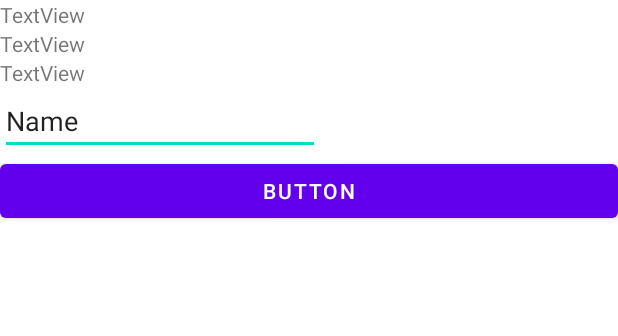
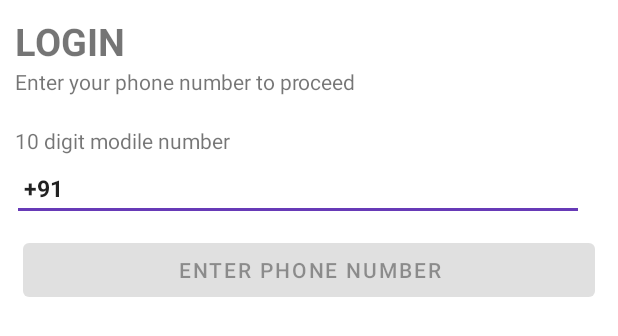
Before and after one commit to gsqures/swiggy, an Android app: the layout logindialog.xml on its own in the app's theme, with its tools: preview values and no code run, on a phone screen of 412 x 824 dp. Shown: the top 336 px of the screen. Run offline under Robolectric (Android 15) with nearby library versions, the phone set to English and light mode, and no system bars.

Commit message:
logindialog working fine

```diff
--- /dev/null
+++ b/app/src/main/res/drawable/enternumberborder.xml
@@ -0,0 +1,9 @@
+<?xml version="1.0" encoding="utf-8"?>
+<layer-list xmlns:android="http://schemas.android.com/apk/res/android">
+    <item android:gravity="bottom">
+        <shape>
+            <size android:height="2dp"/>
+            <solid android:color="#673AB7"/>
+        </shape>
+    </item>
+</layer-list>
--- a/app/src/main/res/layout/logindialog.xml
+++ b/app/src/main/res/layout/logindialog.xml
@@ -5,35 +5,69 @@
     android:orientation="vertical">
 
     <TextView
-        android:id="@+id/textView"
+        android:layout_width="wrap_content"
+        android:layout_height="wrap_content"
+        android:text="LOGIN"
+        android:layout_marginTop="10dp"
+        android:layout_marginLeft="10dp"
+        android:textSize="25dp"
+        android:textStyle="bold"/>
+
+    <TextView
         android:layout_width="match_parent"
         android:layout_height="wrap_content"
-        android:text="TextView" />
+        android:text="Enter your phone number to proceed"
+        android:layout_marginLeft="10dp"/>
 
     <TextView
-        android:id="@+id/textView2"
         android:layout_width="match_parent"
         android:layout_height="wrap_content"
-        android:text="TextView" />
+        android:layout_marginLeft="10dp"
+        android:text="10 digit modile number"
+        android:layout_marginTop="20dp"
+        android:layout_marginBottom="7dp"/>
 
-    <TextView
-        android:id="@+id/textView3"
+    <LinearLayout
         android:layout_width="match_parent"
         android:layout_height="wrap_content"
-        android:text="TextView" />
+        android:orientation="horizontal"
+        android:layout_marginLeft="12dp"
+        android:layout_marginRight="12dp"
+        android:weightSum="10">
 
-    <EditText
-        android:id="@+id/phonenumber"
-        android:layout_width="wrap_content"
-        android:layout_height="wrap_content"
-        android:ems="10"
-        android:inputType="textPersonName"
-        android:text="Name" />
+        <EditText
+            android:layout_width="wrap_content"
+            android:layout_height="30dp"
+            android:layout_weight="0.2"
+            android:background="@drawable/enternumberborder"
+            android:text=" +91"
+            android:textSize="15dp"
+            android:textStyle="bold"
+            android:editable="false"/>
+
+        <EditText
+            android:id="@+id/phonenumber"
+            android:layout_width="wrap_content"
+            android:layout_height="30dp"
+            android:ems="10"
+            android:layout_weight="9"
+            android:inputType="number"
+            android:maxLength="10"
+            android:textSize="15dp"
+            android:background="@drawable/enternumberborder"
+            android:textAlignment="textStart"/>
+    </LinearLayout>
+
 
     <Button
-        android:id="@+id/button"
+        android:id="@+id/phonenumbersubmit"
         android:layout_width="match_parent"
         android:layout_height="wrap_content"
-        android:text="Button" />
+        android:text="ENTER PHONE NUMBER"
+        android:layout_margin="15dp"
+        android:enabled="false"/>
+    <View
+        android:layout_width="match_parent"
+        android:layout_height="130dp" />
 
 </LinearLayout>
--- a/app/src/main/res/layout/verify_details.xml
+++ b/app/src/main/res/layout/verify_details.xml
@@ -40,7 +40,7 @@
                 android:textStyle="bold" />
 
             <TextView
-                android:id="@+id/textView8"
+                android:id="@+id/phonenextpage"
                 android:layout_width="match_parent"
                 android:layout_height="wrap_content"
                 android:text="OTP sent to 9679833243"
--- a/app/src/main/res/values/style.xml
+++ b/app/src/main/res/values/style.xml
@@ -4,4 +4,9 @@
         <item name="android:windowEnterAnimation">@anim/slide_updialog</item>
         <item name="android:windowExitAnimation">@anim/slide_downdialog</item>
     </style>
+
+    <style name="ThemeDialog" parent="Theme.Swiggy">
+        <item name="android:windowIsFloating">false</item>
+        <item name="android:windowSoftInputMode">adjustResize</item>
+    </style>
 </resources>
```
Also changed, not shown: app/src/main/java/com/example/swiggy/OpeningPageBeforeLogin.java (+99 -11 lines), app/src/main/java/com/example/swiggy/verify_details.java (+9 -0 lines).
